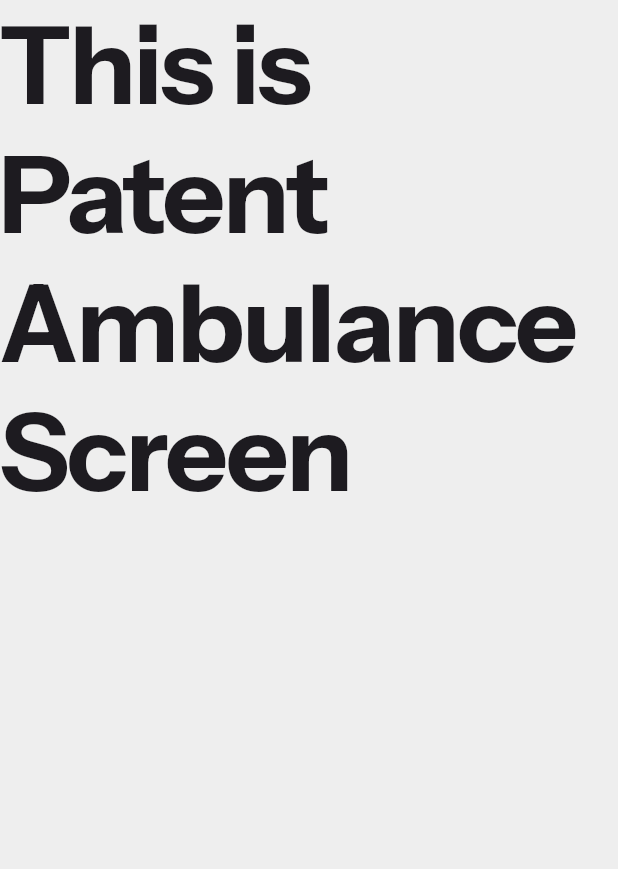
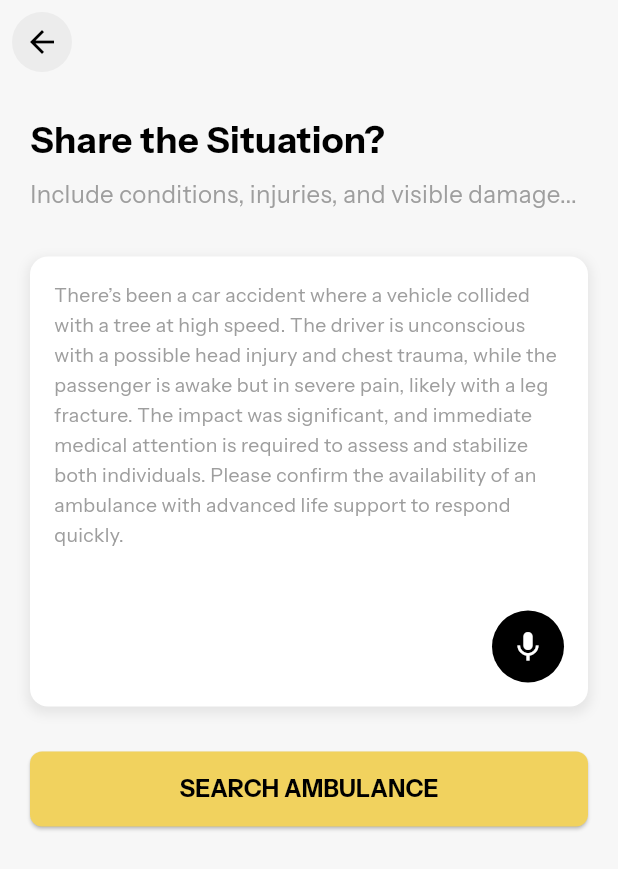
Before and after one commit to muhammedalima/HackerverseMedCave, a Flutter app: the Ambulancescreenuser screen opened directly, on a phone screen of 412 x 824 dp. Shown: the top 869 px of the screen. Run offline on Flutter 3.47's test engine with Material 3 defaults, Android fonts, the phone set to English and light mode, and no system bars; our stand-ins replace flutter_animate, flutter_svg, fluttericon, google_fonts, google_nav_bar.

Commit message:
ambulance page is 50% complete

```diff
--- a/lib/presentation/homescreen/AmbulanceScreenUser/pages/AmbulanceScreenUser.dart
+++ b/lib/presentation/homescreen/AmbulanceScreenUser/pages/AmbulanceScreenUser.dart
@@ -1,15 +1,136 @@
 import 'package:flutter/material.dart';
 import 'package:medcave/core/confiq/fonts/font.dart';
+import 'package:medcave/presentation/homescreen/AmbulanceScreenUser/pages/AmbulanceTracker.dart';
 
-class Ambulancescreenuser extends StatelessWidget {
+class Ambulancescreenuser extends StatefulWidget {
   const Ambulancescreenuser({super.key});
 
   @override
+  State<Ambulancescreenuser> createState() => _AmbulancescreenuserState();
+}
+
+class _AmbulancescreenuserState extends State<Ambulancescreenuser> {
+  @override
   Widget build(BuildContext context) {
     return Scaffold(
-      body: Text(
-        'This is Patent Ambulance Screen',
-        style: FontStyles.titleHero,
+      backgroundColor: const Color(0xFFF7F7F7), // Light background color.
+      appBar: AppBar(
+        backgroundColor: Colors.transparent,
+        elevation: 0,
+        leading: Padding(
+          padding: const EdgeInsets.all(8.0),
+          child: CircleAvatar(
+            backgroundColor: const Color(0xFFECECEC), // Light grey color.
+            child: IconButton(
+              icon: const Icon(
+                Icons.arrow_back,
+                color: Colors.black, // Arrow icon color.
+              ),
+              onPressed: () {
+                Navigator.pop(context); // Back button functionality.
+              },
+            ),
+          ),
+        ),
+      ),
+      body: Padding(
+        padding: const EdgeInsets.symmetric(horizontal: 20.0),
+        child: SingleChildScrollView(
+          child: Column(
+            crossAxisAlignment: CrossAxisAlignment.start,
+            children: [
+              const SizedBox(height: 20),
+              const Text(
+                "Share the Situation?",
+                style: TextStyle(
+                  fontSize: 24,
+                  fontWeight: FontWeight.bold,
+                  color: Colors.black,
+                ),
+              ),
+              const SizedBox(height: 8),
+              const Text(
+                "Include conditions, injuries, and visible damage...",
+                style: TextStyle(
+                  fontSize: 16,
+                  color: Colors.grey,
+                ),
+              ),
+              const SizedBox(height: 30),
+              Container(
+                height: 300,
+                decoration: BoxDecoration(
+                  color: Colors.white,
+                  borderRadius: BorderRadius.circular(12),
+                  boxShadow: [
+                    BoxShadow(
+                      color: Colors.grey.withOpacity(0.2),
+                      spreadRadius: 2,
+                      blurRadius: 6,
+                      offset: const Offset(0, 3),
+                    ),
+                  ],
+                ),
+                padding: const EdgeInsets.all(16),
+                child: Stack(
+                  children: [
+                    const Text(
+                      "There’s been a car accident where a vehicle collided with a tree at high speed. The driver is unconscious with a possible head injury and chest trauma, while the passenger is awake but in severe pain, likely with a leg fracture. The impact was significant, and immediate medical attention is required to assess and stabilize both individuals. Please confirm the availability of an ambulance with advanced life support to respond quickly.",
+                      style: TextStyle(
+                        color: Colors.grey,
+                        fontSize: 13,
+                        height: 1.5,
+                      ),
+                    ),
+                    Align(
+                      alignment: Alignment.bottomRight,
+                      child: Container(
+                        height: 48,
+                        width: 48,
+                        decoration: BoxDecoration(
+                          color: Colors.black,
+                          borderRadius: BorderRadius.circular(24),
+                        ),
+                        child: const Icon(
+                          Icons.mic,
+                          color: Colors.white,
+                        ),
+                      ),
+                    ),
+                  ],
+                ),
+              ),
+              const SizedBox(height: 30),
+              ElevatedButton(
+                onPressed: () {
+                  setState(() {
+                  Navigator.push(
+    context,
+    MaterialPageRoute(builder: (context) => const AmbulanceTracker()),
+  );
+
+                  });
+                },
+                style: ElevatedButton.styleFrom(
+                  backgroundColor: const Color(0xFFF1D25E),
+                  shape: RoundedRectangleBorder(
+                    borderRadius: BorderRadius.circular(8),
+                  ),
+                  minimumSize: const Size(double.infinity, 50),
+                ),
+                child: const Text(
+                  "SEARCH AMBULANCE",
+                  style: TextStyle(
+                    color: Colors.black,
+                    fontWeight: FontWeight.bold,
+                    fontSize: 16,
+                  ),
+                ),
+              ),
+              const SizedBox(height: 20),
+            ],
+          ),
+        ),
       ),
     );
   }
--- a/lib/presentation/main/navigation/navigation.dart
+++ b/lib/presentation/main/navigation/navigation.dart
@@ -6,6 +6,7 @@ import 'package:fluttericon/typicons_icons.dart';
 import 'package:google_nav_bar/google_nav_bar.dart';
 import 'package:medcave/core/confiq/colors/appcolor.dart';
 import 'package:medcave/presentation/homescreen/AmbulanceScreenUser/pages/AmbulanceScreenUser.dart';
+import 'package:medcave/presentation/homescreen/AmbulanceScreenUser/pages/AmbulanceTracker.dart';
 import 'package:medcave/presentation/homescreen/HospitalScreen/pages/HospitalScreenUser.dart';
 import 'package:medcave/presentation/homescreen/ProfilePage/pages/ProfilePage.dart';
 
@@ -19,8 +20,8 @@ class BNavigationBar extends StatefulWidget {
 class _BNavigationBarState extends State<BNavigationBar> {
   int _selectedIndex = 0;
   static const List<Widget> _widgetOptions = <Widget>[
+    Hospitalscreenuser(),
     Ambulancescreenuser(),
-    Hospitalscreenuser(),
     Profilepage(),
   ];
 
```
Also changed, not shown: lib/presentation/homescreen/AmbulanceScreenUser/pages/AmbulanceTracker.dart (added, +230 -0 lines), pubspec.lock, 1 other file.
